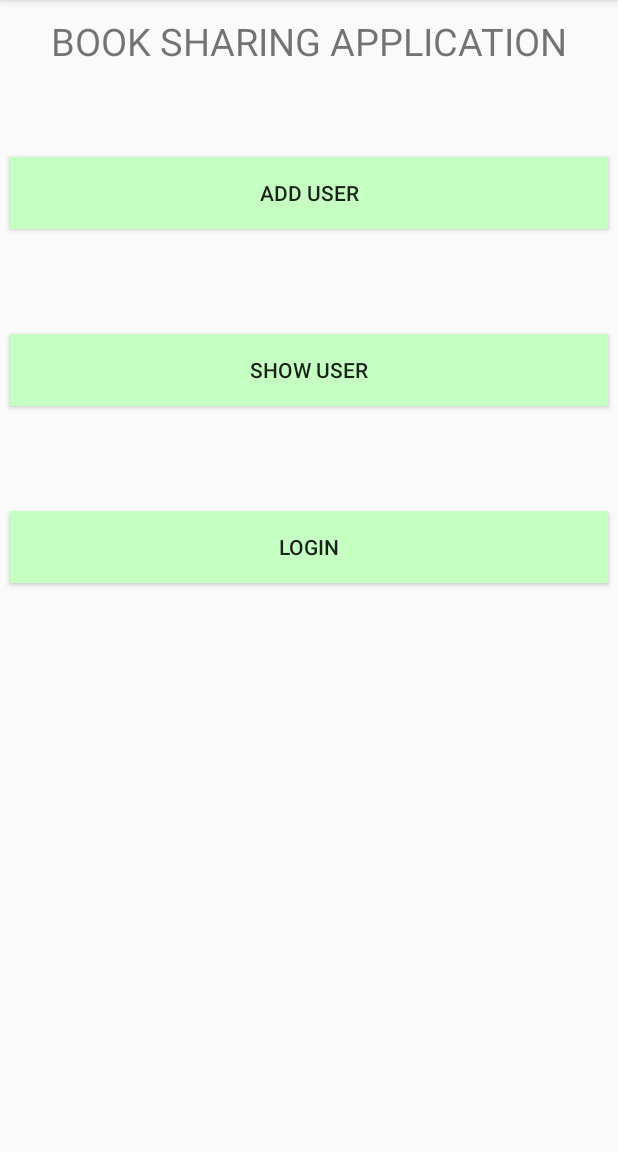
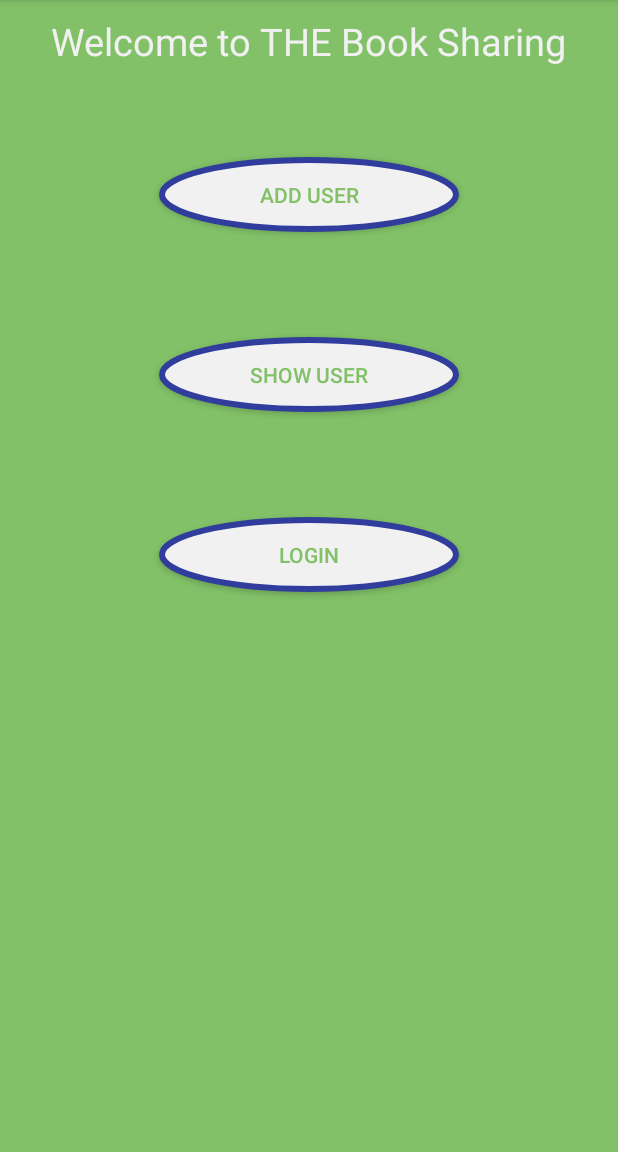
Before and after one commit to MAD-Group25/group_25_laboratory_1, an Android app: the screen it shows after launch (MainActivity), on a phone screen of 412 x 824 dp, the part 84-1236 px from its top. Run offline under Robolectric (Android 15) with nearby library versions, the phone set to English and light mode, and no system bars; our stand-ins replace Firebase (no records; nobody signed in at launch, a user with empty details on screens opened directly).

Commit message:
v9 sabato

```diff
--- /dev/null
+++ b/app/src/main/res/drawable/button_shape.xml
@@ -0,0 +1,14 @@
+<?xml version="1.0" encoding="utf-8"?>
+<selector xmlns:android="http://schemas.android.com/apk/res/android">
+
+    <item>
+        <shape android:shape="oval">
+            <stroke android:color="#313d9c" android:width="4dp" />
+            <solid android:color="#f1f1f2"/>
+            <size android:width="200dp" android:height="50dp" />
+
+        </shape>
+    </item>
+
+
+</selector>
--- a/app/src/main/res/layout-land/activity_main.xml
+++ /dev/null
@@ -1,54 +0,0 @@
-<?xml version="1.0" encoding="utf-8"?>
-<LinearLayout xmlns:android="http://schemas.android.com/apk/res/android"
-    xmlns:app="http://schemas.android.com/apk/res-auto"
-    xmlns:tools="http://schemas.android.com/tools"
-    android:layout_width="match_parent"
-    android:layout_height="match_parent"
-    android:orientation="vertical"
-    tools:context="com.example.nico.first_laboratory_vers2.MainActivity">
-
-    <TextView
-        android:layout_width="wrap_content"
-        android:layout_height="wrap_content"
-        android:layout_gravity="center"
-        android:layout_marginTop="10dp"
-        android:autoSizeTextType="uniform"
-        android:backgroundTintMode="screen"
-        android:text="BOOK SHARING APPLICATION"
-        android:textSize="25dip" />
-
-
-    <Button
-        android:id="@+id/Bt_add_user"
-        android:layout_width="match_parent"
-        android:layout_height="wrap_content"
-        android:layout_marginLeft="10px"
-        android:layout_marginRight="10px"
-        android:layout_marginTop="20dp"
-        android:background="#c5ffc1"
-        android:text="@string/add_user"
-
-        />
-
-    <Button
-        android:id="@+id/Bt_show_user"
-        android:layout_width="match_parent"
-        android:layout_height="wrap_content"
-        android:layout_marginLeft="10px"
-        android:layout_marginRight="10px"
-        android:layout_marginTop="40dp"
-        android:background="#c5ffc1"
-        android:text="@string/show_user" />
-
-    <Button
-        android:id="@+id/Bt_login"
-        android:layout_width="match_parent"
-        android:layout_height="wrap_content"
-        android:layout_marginLeft="10px"
-        android:layout_marginRight="10px"
-        android:layout_marginTop="40dp"
-        android:background="#c5ffc1"
-        android:text="@string/login" />
-
-
-</LinearLayout>
--- a/app/src/main/res/layout/activity_main.xml
+++ b/app/src/main/res/layout/activity_main.xml
@@ -5,7 +5,8 @@
     android:layout_width="match_parent"
     android:layout_height="match_parent"
     android:orientation="vertical"
-    tools:context="com.example.nico.first_laboratory_vers2.MainActivity">
+    tools:context="com.example.nico.first_laboratory_vers2.MainActivity"
+    android:background="#82C168">
 
     <TextView
         android:layout_width="wrap_content"
@@ -14,41 +15,41 @@
         android:layout_marginTop="10dp"
         android:autoSizeTextType="uniform"
         android:backgroundTintMode="screen"
-        android:text="BOOK SHARING APPLICATION"
-        android:textSize="25dip" />
+        android:text="Welcome to THE Book Sharing"
+        android:textSize="25dip"
+        android:textColor="#f1f1f2"/>
 
 
     <Button
         android:id="@+id/Bt_add_user"
-        android:layout_width="match_parent"
+        android:layout_width="200dp"
         android:layout_height="wrap_content"
-        android:layout_marginLeft="10px"
-        android:layout_marginRight="10px"
         android:layout_marginTop="60dp"
-        android:background="#c5ffc1"
+        android:layout_gravity="center"
+        android:background="@drawable/button_shape"
         android:text="@string/add_user"
+        android:textColor="#82C168" />
 
-        />
 
     <Button
         android:id="@+id/Bt_show_user"
-        android:layout_width="match_parent"
+        android:layout_width="200dp"
         android:layout_height="wrap_content"
-        android:layout_marginLeft="10px"
-        android:layout_marginRight="10px"
+        android:layout_gravity="center"
         android:layout_marginTop="70dp"
-        android:background="#c5ffc1"
-        android:text="@string/show_user" />
+        android:background="@drawable/button_shape"
+        android:text="@string/show_user"
+        android:textColor="#82C168"/>
 
     <Button
         android:id="@+id/Bt_login"
-        android:layout_width="match_parent"
         android:layout_height="wrap_content"
-        android:layout_marginLeft="10px"
-        android:layout_marginRight="10px"
+        android:layout_gravity="center"
+        android:layout_width="200dp"
         android:layout_marginTop="70dp"
-        android:background="#c5ffc1"
-        android:text="@string/login" />
+        android:background="@drawable/button_shape"
+        android:text="@string/login"
+        android:textColor="#82C168"/>
 
 
 </LinearLayout>
```
